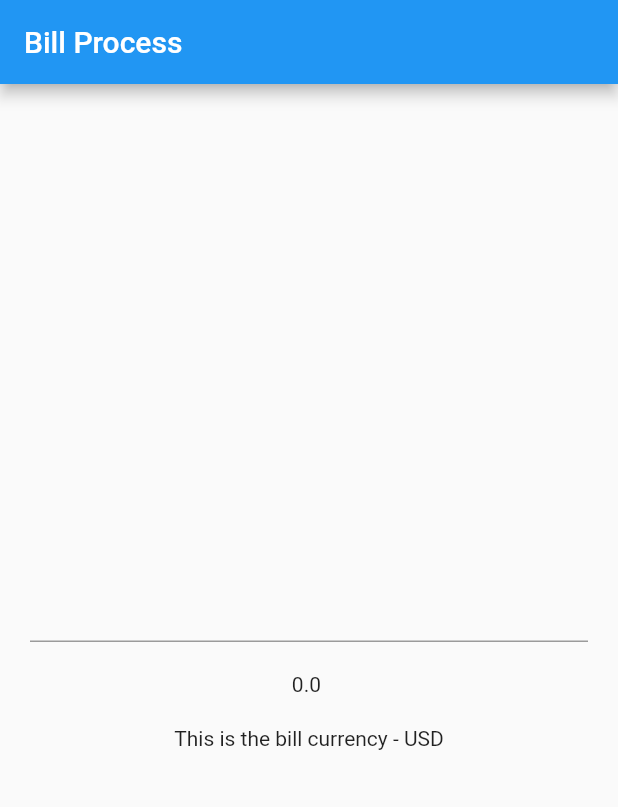
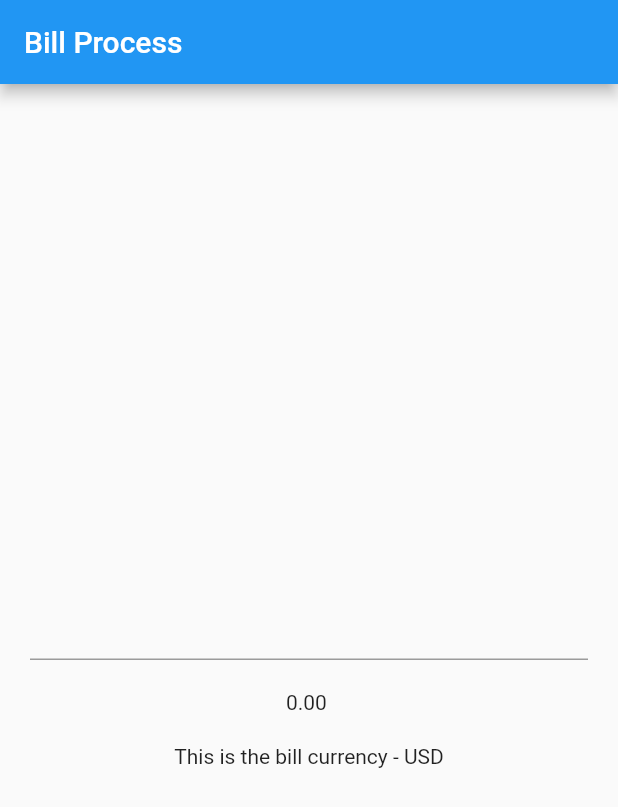
Before and after one commit to carlstep/my_user_input_2, a Flutter app: the screen it shows after launch, on a phone screen of 412 x 824 dp. Shown: the top 807 px of the screen. Run offline on Flutter 3.47's test engine with Material 2 defaults, Android fonts, the phone set to English and light mode, and no system bars.

Commit message:
display converted currency toString with 2 decimal

```diff
--- a/lib/main.dart
+++ b/lib/main.dart
@@ -9,7 +9,7 @@ class MyApp extends StatelessWidget {
 
   @override
   Widget build(BuildContext context) {
-    return MaterialApp(
+    return const MaterialApp(
       title: 'User Input',
       home: BillProcess(),
     );
@@ -43,6 +43,7 @@ class _BillProcessState extends State<BillProcess> {
             mainAxisAlignment: MainAxisAlignment.center,
             children: [
               TextField(
+                // TODO - set a default value to 0
                 onChanged: (value) {
                   setState(() {
                     billAmount = double.parse(value);
@@ -60,11 +61,20 @@ class _BillProcessState extends State<BillProcess> {
                 keyboardType:
                     const TextInputType.numberWithOptions(decimal: true),
                 controller: myController,
+                decoration: InputDecoration(
+                  suffix: IconButton(
+                    onPressed: () {
+                      myController.clear();
+                    },
+                    icon: Icon(Icons.clear),
+                  ),
+                ),
               ),
               const SizedBox(
                 height: 20,
               ),
-              Text('$billAmountConverted $billCurrencyConverted'),
+              Text(
+                  '${billAmountConverted.toStringAsFixed(2)} $billCurrencyConverted'),
               const SizedBox(
                 height: 20,
               ),
```
